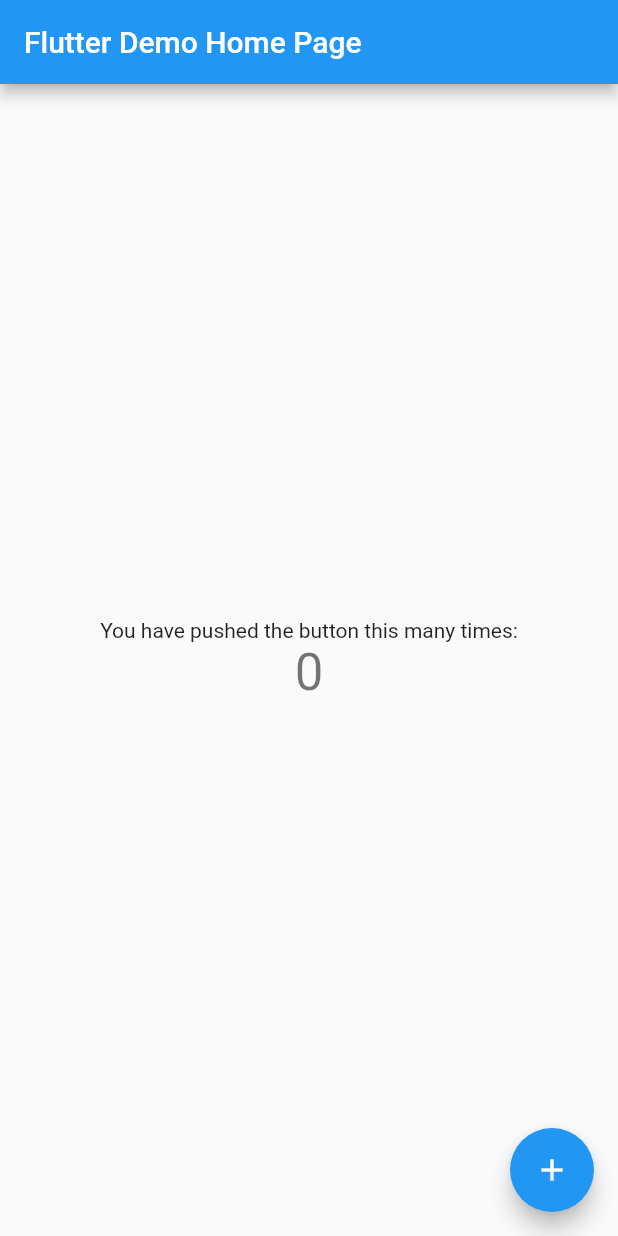
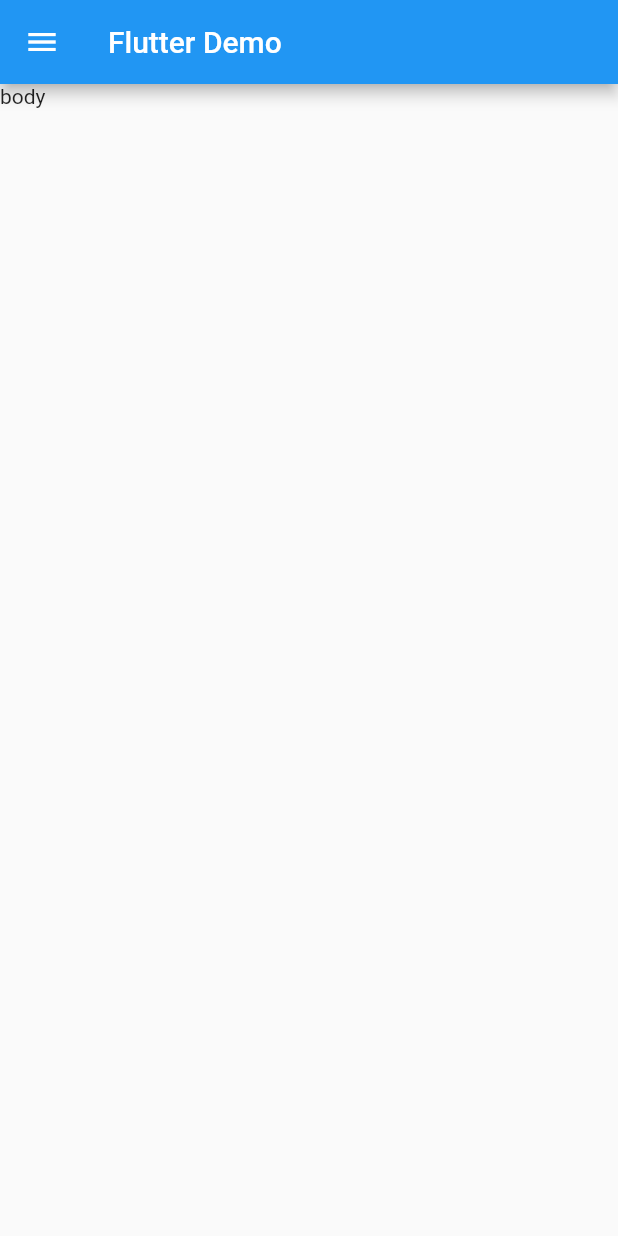
Before and after one commit to kana440/calendar_flutter, a Flutter app: the screen it shows after launch, on a phone screen of 412 x 824 dp. Run offline on Flutter 3.47's test engine with Material 2 defaults, Android fonts, the light colour scheme and no system bars; our stand-ins replace flutter_hooks, hooks_riverpod.

Commit message:
feat: Drawer, refactor: split main to importer, app

```diff
--- /dev/null
+++ b/lib/app.dart
@@ -0,0 +1,38 @@
+import 'package:kwg_flutter/importer.dart';
+
+class App extends HookConsumerWidget {
+  const App({super.key});
+
+  // This widget is the root of your application.
+  @override
+  Widget build(BuildContext context, WidgetRef ref) {
+    final title = useState<String>('Flutter Demo');
+    return MaterialApp(
+      title: title.value,
+      theme: ThemeData(
+        primarySwatch: Colors.blue,
+      ),
+      home: Scaffold(
+        appBar: AppBar(title: Text(title.value)),
+        drawer: Drawer(
+          child: ListView(padding: EdgeInsets.zero, children: const [
+            // ignore: prefer_const_constructors
+            DrawerHeader(
+              child: Text(
+                'Drawer Header',
+              ),
+            ),
+            // ignore: prefer_const_constructors
+            ListTile(leading: Icon(Icons.message), title: Text("menu1")),
+            // ignore: prefer_const_constructors
+            ListTile(
+                // ignore: prefer_const_constructors
+                leading: Icon(Icons.settings),
+                title: Text("menu2")),
+          ]),
+        ),
+        body: const Text("body"),
+      ),
+    );
+  }
+}
--- /dev/null
+++ b/lib/importer.dart
@@ -0,0 +1,3 @@
+export 'package:flutter/material.dart';
+export 'package:flutter_hooks/flutter_hooks.dart';
+export 'package:hooks_riverpod/hooks_riverpod.dart';
--- a/lib/main.dart
+++ b/lib/main.dart
@@ -1,65 +1,8 @@
-import 'package:flutter/material.dart';
-import 'package:flutter_hooks/flutter_hooks.dart';
-import 'package:hooks_riverpod/hooks_riverpod.dart';
+import 'package:kwg_flutter/importer.dart';
+import 'package:kwg_flutter/app.dart';
 
 void main() {
   runApp(const ProviderScope(
-    child: MyApp(),
+    child: App(),
   ));
 }
-
-class MyApp extends HookConsumerWidget {
-  const MyApp({super.key});
-
-  // This widget is the root of your application.
-  @override
-  Widget build(BuildContext context, WidgetRef ref) {
-    final title = useState<String>('Flutter Demo');
-    return MaterialApp(
-      title: title.value,
-      theme: ThemeData(
-        primarySwatch: Colors.blue,
-      ),
-      home: const MyHomePage('Flutter Demo Home Page'),
-    );
-  }
-}
-
-class MyHomePage extends HookConsumerWidget {
-  final String title;
-  const MyHomePage(this.title, {super.key});
-
-  @override
-  Widget build(BuildContext context, WidgetRef ref) {
-    final counter = useState<int>(0);
-
-    void incrementCounter() {
-      counter.value++;
-    }
-
-    return Scaffold(
-      appBar: AppBar(
-        title: Text(title),
-      ),
-      body: Center(
-        child: Column(
-          mainAxisAlignment: MainAxisAlignment.center,
-          children: <Widget>[
-            const Text(
-              'You have pushed the button this many times:',
-            ),
-            Text(
-              '${counter.value}',
-              style: Theme.of(context).textTheme.headlineMedium,
-            ),
-          ],
-        ),
-      ),
-      floatingActionButton: FloatingActionButton(
-        onPressed: incrementCounter,
-        tooltip: 'Increment',
-        child: const Icon(Icons.add),
-      ), // This trailing comma makes auto-formatting nicer for build methods.
-    );
-  }
-}
```
